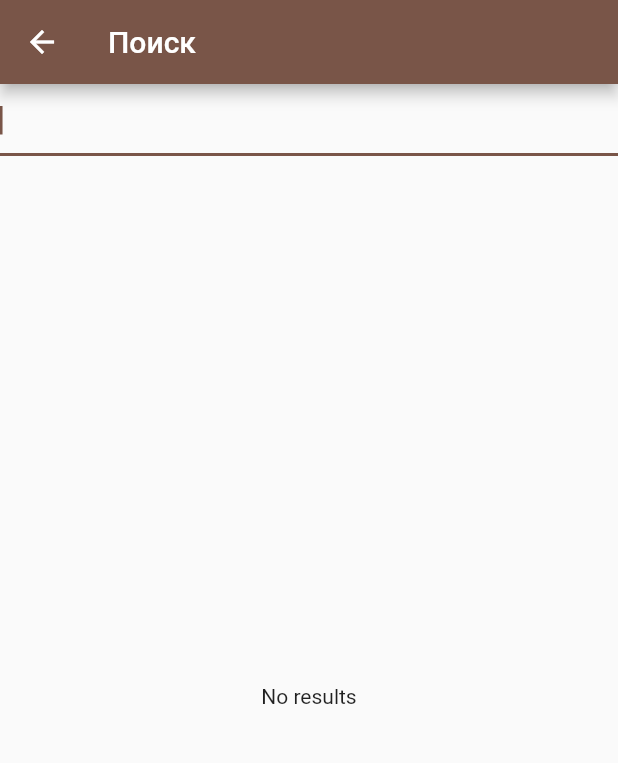
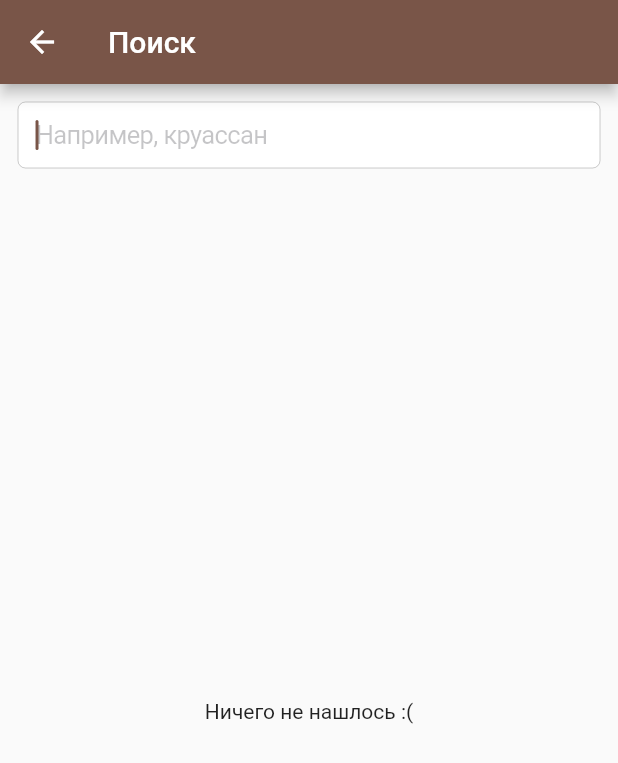
Before and after one commit to 207AndrewLosyukov/bakery_flutter_app, a Flutter app: the SearchScreen screen opened directly, on a phone screen of 412 x 824 dp. Shown: the top 763 px of the screen. Run offline on Flutter 3.47's test engine with Material 2 defaults, Android fonts, the phone set to English and light mode, and no system bars; our stand-ins replace dio, flutter_redux, hive, hive_flutter, redux, redux_thunk; accounts and stored records are empty.

Commit message:
Redesign search screen

```diff
--- a/lib/screens/search.dart
+++ b/lib/screens/search.dart
@@ -1,5 +1,6 @@
+import 'package:flutter/widgets.dart';
+import 'package:flutter/cupertino.dart';
 import 'package:flutter/material.dart';
-import 'package:flutter/widgets.dart';
 import 'package:flutter_redux/flutter_redux.dart';
 import 'package:shop_flutter_app/components/product_card.dart';
 import 'package:shop_flutter_app/dependencies.dart';
@@ -17,6 +18,12 @@ class SearchScreen extends StatefulWidget {
 class _SearchScreenState extends State<SearchScreen> {
   final TextEditingController textController = TextEditingController();
 
+  @override
+  void initState() {
+    super.initState();
+    Dependencies.instance.store.dispatch(Search(''));
+  }
+
   void onChanged(String text) {
     Dependencies.instance.store.dispatch(Search(text));
   }
@@ -33,10 +40,15 @@ class _SearchScreenState extends State<SearchScreen> {
       ),
       body: Column(
         children: [
-          TextField(
-            autofocus: true,
-            onChanged: onChanged,
-            controller: textController,
+          Padding(
+            padding: const EdgeInsets.all(12.0),
+            child: CupertinoTextField(
+              autofocus: true,
+              onChanged: onChanged,
+              controller: textController,
+              padding: const EdgeInsets.all(12),
+              placeholder: "Например, круассан",
+            ),
           ),
           StoreConnector<GlobalState, SearchPageState>(
             distinct: true,
@@ -44,13 +56,13 @@ class _SearchScreenState extends State<SearchScreen> {
             builder: (context, state) {
               if (state.isLoading) {
                 return const Expanded(
-                    child: Center(child: CircularProgressIndicator()));
+                    child: Center(child: CupertinoActivityIndicator()));
               }
               if (state.isError) {
                 return Expanded(
                   child: Center(
                     child: TextButton(
-                      child: const Text("Retry"),
+                      child: const Text("Попробовать снова"),
                       onPressed: retry,
                     ),
                   ),
@@ -59,7 +71,7 @@ class _SearchScreenState extends State<SearchScreen> {
               if (state.results.isEmpty) {
                 return const Expanded(
                   child: Center(
-                    child: Text("No results"),
+                    child: Text("Ничего не нашлось :("),
                   ),
                 );
               }
@@ -76,6 +88,7 @@ class _SearchScreenState extends State<SearchScreen> {
                     return ProductCard(
                       product: state.results[i],
                       showTags: false,
+                      onTap: () => Dependencies.instance.navigator.openProduct(state.results[i]),
                     );
                   },
                   itemCount: state.results.length,
```
